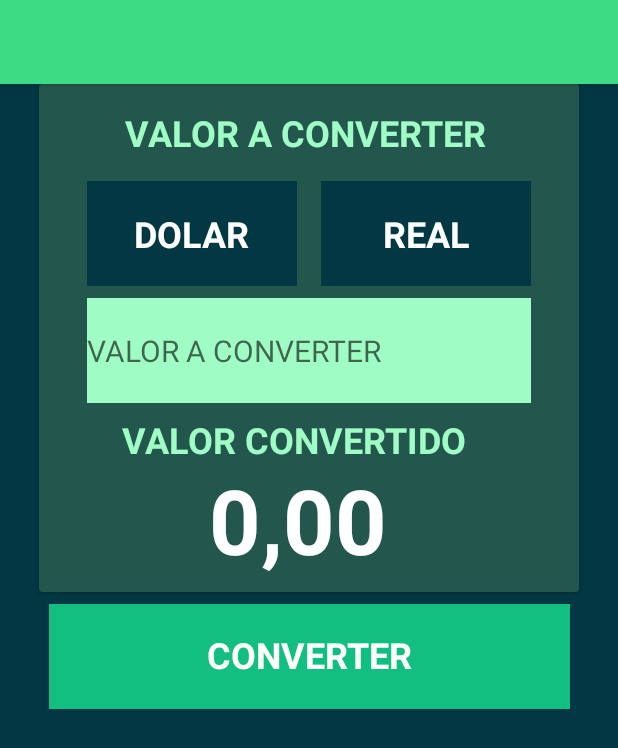
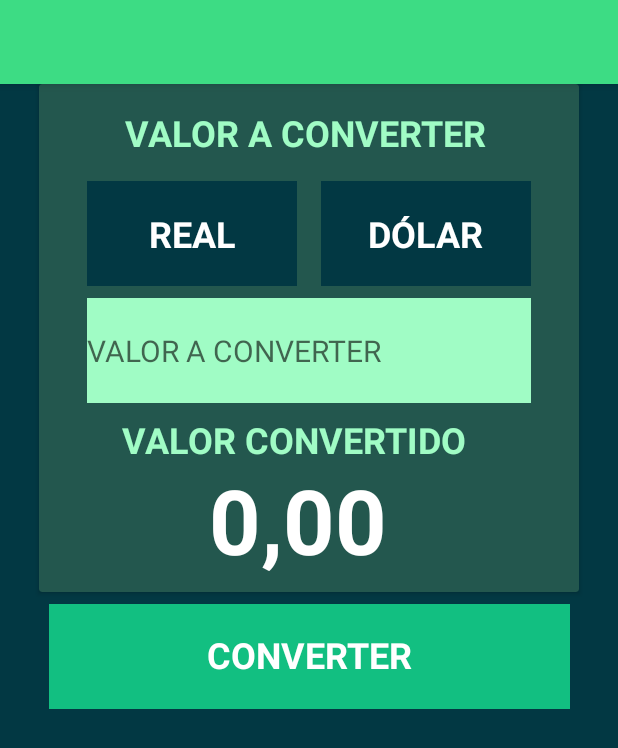
Before and after one commit to douginfodev/imersaodev6, an Android app: the screen it shows after launch (MainActivity), on a phone screen of 412 x 824 dp. Shown: the top 748 px of the screen. Run offline under Robolectric (Android 15) with nearby library versions, the phone set to English and light mode, and no system bars; our stand-ins replace data binding.

Commit message:
Ctreated Button Moedas

```diff
--- a/app/src/main/java/com/nlwcopa/imersaodeveloper6/ui/conversor/ConversorViewModel.kt
+++ b/app/src/main/java/com/nlwcopa/imersaodeveloper6/ui/conversor/ConversorViewModel.kt
@@ -15,8 +15,18 @@ class ConversorViewModel : ViewModel() {
     val moedaSimbolo: LiveData<String>
         get() = _moedaSimbolo
 
+    private val _txtmoeda1 = MutableLiveData<String>()
+    val txtMoeda1: LiveData<String>
+        get() = _txtmoeda1
+
+    private val _txtmoeda2 = MutableLiveData<String>()
+    val txtMoeda2: LiveData<String>
+        get() = _txtmoeda2
+
     init{
-        _resultado.value = "0,00"
+        _resultado.value   = "0,00"
+        _txtmoeda1.value = "REAL"
+        _txtmoeda2.value = "DÓLAR"
     }
 
     //FUNCTIONS
@@ -38,4 +48,19 @@ class ConversorViewModel : ViewModel() {
         }
         return moedaString
     }
+
+    fun changeMoeda() {
+//        val moedaValueString = when (tipo) {
+//            1 -> "REAL"
+//            2 -> "DÓLAR"
+//            3 -> "EURO"
+//            else -> " "
+//        }
+        _txtmoeda1.value = "REAL"
+        _txtmoeda2.value = "DÓLAR"
+        Log.i("INFO", "Cliquei")
+
+        //val moedaValueString = _txtmoeda1.value
+            //return moedaValueString
+    }
 }
--- a/app/src/main/res/layout/fragment_conversor.xml
+++ b/app/src/main/res/layout/fragment_conversor.xml
@@ -79,6 +79,8 @@
                     android:layout_width="140dp"
                     android:layout_height="70dp"
                     android:padding="0dp"
+                    android:drawable="@drawable/_ic_button_medium"
+                    android:onClick="@{() -> conversorViewModel.changeMoeda()}"
                     app:layout_constraintEnd_toEndOf="parent"
                     app:layout_constraintHorizontal_bias="0.854"
                     app:layout_constraintStart_toStartOf="parent"
@@ -91,6 +93,7 @@
                     android:layout_width="140dp"
                     android:layout_height="70dp"
                     android:padding="0dp"
+                    android:onClick="@{() -> conversorViewModel.changeMoeda()}"
                     app:layout_constraintEnd_toEndOf="parent"
                     app:layout_constraintHorizontal_bias="0.145"
                     app:layout_constraintStart_toStartOf="parent"
@@ -118,7 +121,7 @@
                     android:layout_gravity="center"
                     android:paddingBottom="8dp"
                     android:paddingTop="8dp"
-                    android:text="@string/tit_dolar"
+                    android:text="@{conversorViewModel.txtMoeda1}"
                     app:layout_constraintBottom_toBottomOf="@+id/BtnMoeda1"
                     app:layout_constraintEnd_toEndOf="@+id/BtnMoeda1"
                     app:layout_constraintStart_toStartOf="@+id/BtnMoeda1"
@@ -130,7 +133,7 @@
                     android:layout_width="wrap_content"
                     android:layout_height="wrap_content"
                     android:layout_gravity="center"
-                    android:text="@string/tit_real"
+                    android:text="@{conversorViewModel.txtMoeda2}"
                     app:layout_constraintBottom_toBottomOf="@+id/btnmoeda2"
                     app:layout_constraintEnd_toEndOf="@+id/btnmoeda2"
                     app:layout_constraintStart_toStartOf="@+id/btnmoeda2"
```
Also changed, not shown: app/src/main/res/drawable/ic_button_medium.xml (added, +25 -0 lines).
